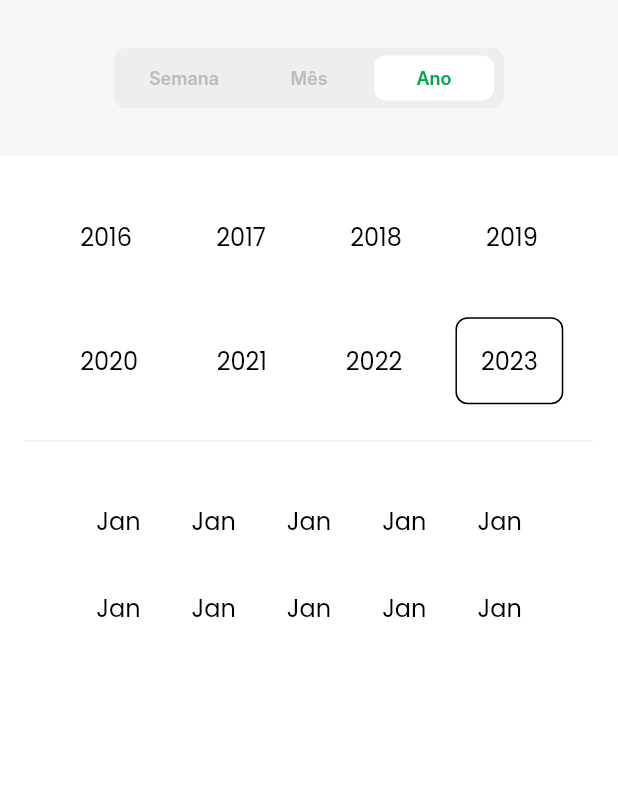
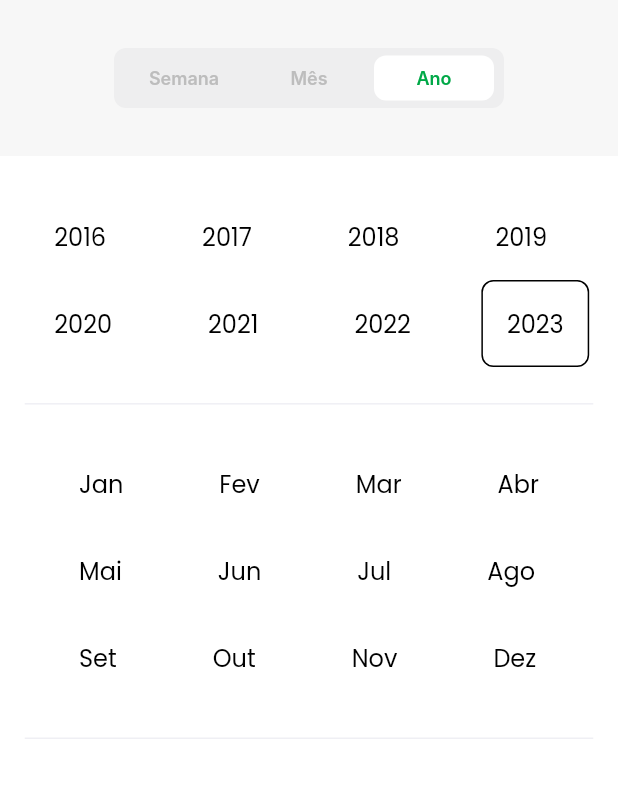
Before and after one commit to Azhar-Dogar/projeto, a Flutter app: the ClassesScreen screen opened directly, after a tap on "Mês", after a tap on "Ano", on a phone screen of 412 x 824 dp, the part 84-882 px from its top. Run offline on Flutter 3.47's test engine with Material 2 defaults, Android fonts, the phone set to English and light mode, and no system bars; our stand-ins replace flutter_native_image, flutter_rating_bar, google_fonts, google_maps_flutter, persistent_bottom_nav_bar, table_calendar; missing offline and left inert: utility_extensions; Roboto replaces fonts that are missing (Inter).

Commit message:
classes screen final

```diff
--- a/lib/extras/constants.dart
+++ b/lib/extras/constants.dart
@@ -12,4 +12,19 @@ class Constants{
       ),
     ];
   }
+
+  static List<String> months = [
+    "Jan",
+    "Fev",
+    "Mar",
+    "Abr",
+    "Mai",
+    "Jun",
+    "Jul",
+    "Ago",
+    "Set",
+    "Out",
+    "Nov",
+    "Dez",
+  ];
 }
--- a/lib/screens/dashboard/classes_screen.dart
+++ b/lib/screens/dashboard/classes_screen.dart
@@ -32,9 +32,6 @@ class _ClassesScreenState extends State<ClassesScreen> {
 
   int selectedDate = 3;
   int yearNow = 2016;
-  int year1 = 2020;
-
-  // late CalendarController _calendarController;
 
   late DateTime _selectedDate;
 
@@ -69,17 +66,23 @@ class _ClassesScreenState extends State<ClassesScreen> {
                 child: Column(
                   children: [
                     const MarginWidget(factor: 0.5),
-                    yearRow(yearNow),
-                    const MarginWidget(factor: 1.5),
-                    yearRow(year1),
+                    Wrap(
+                      spacing: 30,
+                      children: [
+                        for (int i = 0; i < 8; i++) yearBox("${yearNow + i}"),
+                      ],
+                    ),
                     const MarginWidget(),
                     const DividerWidget(),
                     const MarginWidget(),
                     Wrap(
+                      spacing: 30,
                       children: [
-                        for (int i = 0; i < 10; i++) yearBox("Jan"),
+                        for (var month in Constants.months) yearBox(month),
                       ],
-                    )
+                    ),
+                    const MarginWidget(),
+                    const DividerWidget(),
                   ],
                 ),
               )
```
